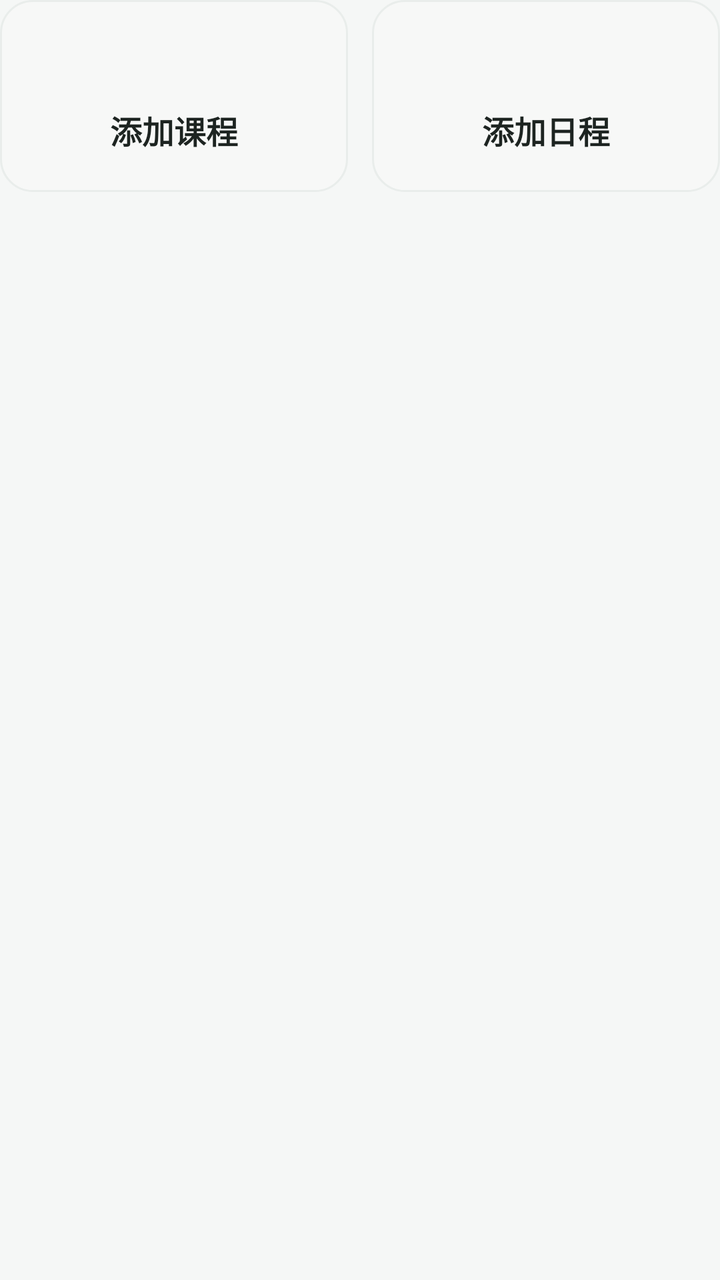
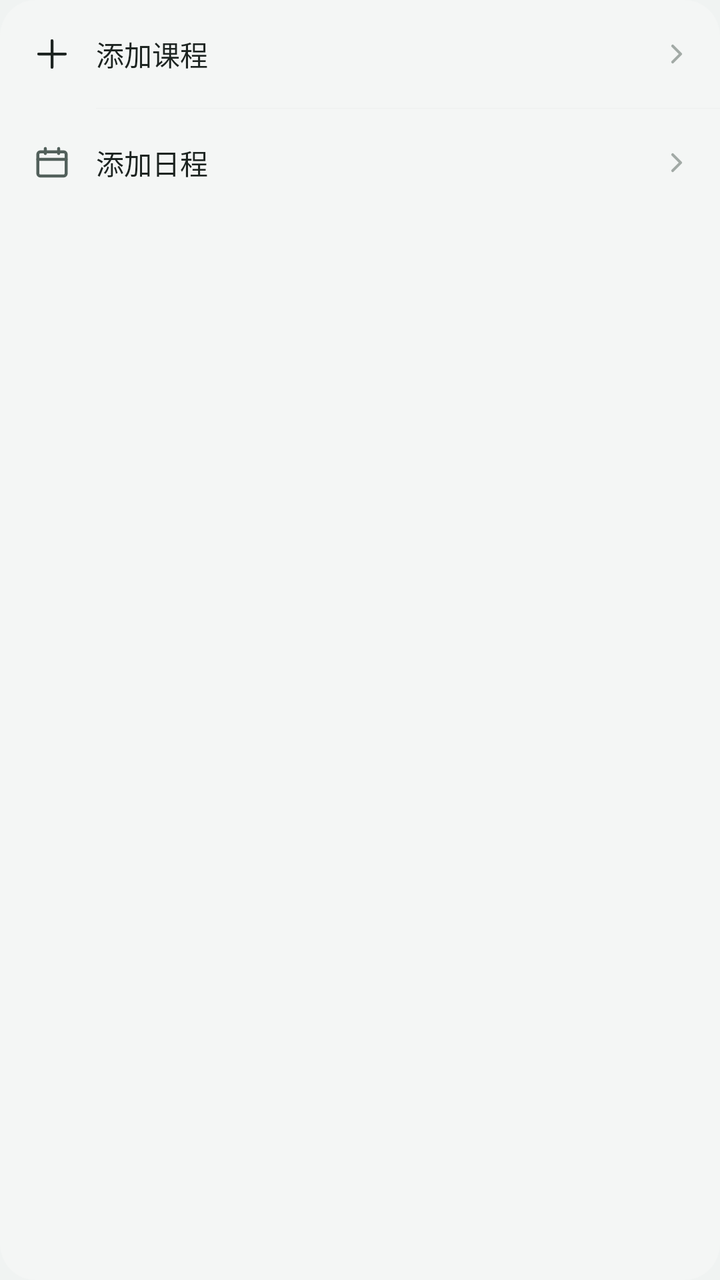

The first picture is an Android layout as it rendered before a commit; the second is the same layout after the commit. The layout source and the unified diff follow.
<!-- AndroidManifest.xml: application theme Theme.Zhusijiao -->
<!-- res/layout/include_add_entry_choices.xml -->
<?xml version="1.0" encoding="utf-8"?>

<LinearLayout xmlns:android="http://schemas.android.com/apk/res/android"
        android:layout_width="match_parent"
        android:layout_height="wrap_content"
        android:layout_marginTop="20dp"
        android:baselineAligned="false"
        android:orientation="horizontal">

        <LinearLayout
            android:id="@+id/addEntryCourse"
            android:layout_width="0dp"
            android:layout_height="wrap_content"
            android:layout_weight="1"
            android:background="@drawable/bg_choice_tile"
            android:clickable="true"
            android:focusable="true"
            android:gravity="center"
            android:minHeight="96dp"
            android:orientation="vertical"
            android:stateListAnimator="@animator/press_scale">

            <View
                android:id="@+id/addEntryCourseSwatch"
                android:layout_width="36dp"
                android:layout_height="24dp" />

            <TextView
                android:layout_width="wrap_content"
                android:layout_height="wrap_content"
                android:layout_marginTop="10dp"
                android:text="@string/course_new_title"
                android:textColor="@color/text_primary"
                android:textSize="@dimen/text_subtitle"
                android:textStyle="bold" />
        </LinearLayout>

        <LinearLayout
            android:id="@+id/addEntryEvent"
            android:layout_width="0dp"
            android:layout_height="wrap_content"
            android:layout_marginStart="12dp"
            android:layout_weight="1"
            android:background="@drawable/bg_choice_tile"
            android:clickable="true"
            android:focusable="true"
            android:gravity="center"
            android:minHeight="96dp"
            android:orientation="vertical"
            android:stateListAnimator="@animator/press_scale">

            <View
                android:id="@+id/addEntryEventSwatch"
                android:layout_width="36dp"
                android:layout_height="24dp" />

            <TextView
                android:layout_width="wrap_content"
                android:layout_height="wrap_content"
                android:layout_marginTop="10dp"
                android:text="@string/event_new_title"
                android:textColor="@color/text_primary"
                android:textSize="@dimen/text_subtitle"
                android:textStyle="bold" />
        </LinearLayout>
    </LinearLayout>
<!-- resources referenced by this layout -->
<resources>
  <dimen name="text_subtitle">16sp</dimen>
  <!-- drawable bg_choice_tile (drawable) -->
  <?xml version="1.0" encoding="utf-8"?>
  <selector xmlns:android="http://schemas.android.com/apk/res/android">
      <item android:state_pressed="true">
          <shape android:shape="rectangle">
              <solid android:color="@color/accent_soft" />
              <stroke android:width="1dp" android:color="@color/card_border_active" />
              <corners android:radius="@dimen/radius_lg" />
          </shape>
      </item>
      <item>
          <shape android:shape="rectangle">
              <solid android:color="@color/background_alt" />
              <stroke android:width="1dp" android:color="@color/line" />
              <corners android:radius="@dimen/radius_lg" />
          </shape>
      </item>
  </selector>
  <color name="accent_soft">#e4f0ec</color>
  <color name="card_border_active">#b7d2c8</color>
  <dimen name="radius_lg">16dp</dimen>
  <color name="background_alt">#f7f8f7</color>
  <color name="line">#e9edeb</color>
  <color name="background">#f5f7f6</color>
  <!-- unchanged entries left out for length: 9 -->
</resources>

<!-- the commit's change to res/layout/include_add_entry_choices.xml (unified diff, before → after) -->
@@ -1,66 +1,50 @@
 <?xml version="1.0" encoding="utf-8"?>
+<LinearLayout xmlns:android="http://schemas.android.com/apk/res/android"
+    android:layout_width="match_parent"
+    android:layout_height="wrap_content"
+    android:layout_marginTop="14dp"
+    android:background="@drawable/bg_sheet_group"
+    android:orientation="vertical">
 
-<LinearLayout xmlns:android="http://schemas.android.com/apk/res/android"
-        android:layout_width="match_parent"
-        android:layout_height="wrap_content"
-        android:layout_marginTop="20dp"
-        android:baselineAligned="false"
-        android:orientation="horizontal">
+    <LinearLayout
+        android:id="@+id/addEntryCourse"
+        style="@style/FormRow"
+        android:clickable="true"
+        android:focusable="true">
 
-        <LinearLayout
-            android:id="@+id/addEntryCourse"
+        <ImageView
+            style="@style/FormRowIcon"
+            android:src="@drawable/ic_menu_add" />
+
+        <TextView
+            style="@style/FormRowLabel"
             android:layout_width="0dp"
-            android:layout_height="wrap_content"
             android:layout_weight="1"
-            android:background="@drawable/bg_choice_tile"
-            android:clickable="true"
-            android:focusable="true"
-            android:gravity="center"
-            android:minHeight="96dp"
-            android:orientation="vertical"
-            android:stateListAnimator="@animator/press_scale">
+            android:text="@string/course_new_title" />
 
-            <View
-                android:id="@+id/addEntryCourseSwatch"
-                android:layout_width="36dp"
-                android:layout_height="24dp" />
+        <TextView style="@style/FormRowChevron" />
+    </LinearLayout>
 
-            <TextView
-                android:layout_width="wrap_content"
-                android:layout_height="wrap_content"
-                android:layout_marginTop="10dp"
-                android:text="@string/course_new_title"
-                android:textColor="@color/text_primary"
-                android:textSize="@dimen/text_subtitle"
-                android:textStyle="bold" />
-        </LinearLayout>
+    <View
+        style="@style/FormDivider"
+        android:layout_marginStart="48dp" />
 
-        <LinearLayout
-            android:id="@+id/addEntryEvent"
+    <LinearLayout
+        android:id="@+id/addEntryEvent"
+        style="@style/FormRow"
+        android:clickable="true"
+        android:focusable="true">
+
+        <ImageView
+            style="@style/FormRowIcon"
+            android:src="@drawable/ic_calendar" />
+
+        <TextView
+            style="@style/FormRowLabel"
             android:layout_width="0dp"
-            android:layout_height="wrap_content"
-            android:layout_marginStart="12dp"
             android:layout_weight="1"
-            android:background="@drawable/bg_choice_tile"
-            android:clickable="true"
-            android:focusable="true"
-            android:gravity="center"
-            android:minHeight="96dp"
-            android:orientation="vertical"
-            android:stateListAnimator="@animator/press_scale">
+            android:text="@string/event_new_title" />
 
-            <View
-                android:id="@+id/addEntryEventSwatch"
-                android:layout_width="36dp"
-                android:layout_height="24dp" />
-
-            <TextView
-                android:layout_width="wrap_content"
-                android:layout_height="wrap_content"
-                android:layout_marginTop="10dp"
-                android:text="@string/event_new_title"
-                android:textColor="@color/text_primary"
-                android:textSize="@dimen/text_subtitle"
-                android:textStyle="bold" />
-        </LinearLayout>
+        <TextView style="@style/FormRowChevron" />
     </LinearLayout>
+</LinearLayout>
<!-- resource entries referenced after the edit -->
@@ -1,30 +1,111 @@
 <!-- resources referenced by this layout -->
 <resources>
-  <dimen name="text_subtitle">16sp</dimen>
-  <!-- drawable bg_choice_tile (drawable) -->
+  <!-- drawable bg_sheet_group (drawable) -->
   <?xml version="1.0" encoding="utf-8"?>
+  <shape xmlns:android="http://schemas.android.com/apk/res/android" android:shape="rectangle">
+      <solid android:color="@color/surface_muted" />
+      <corners android:radius="@dimen/card_radius_lg" />
+  </shape>
+  <!-- drawable ic_calendar (drawable) -->
+  <?xml version="1.0" encoding="utf-8"?>
+  <vector xmlns:android="http://schemas.android.com/apk/res/android"
+      android:width="20dp"
+      android:height="20dp"
+      android:viewportWidth="24"
+      android:viewportHeight="24">
+      <path
+          android:fillColor="@android:color/transparent"
+          android:pathData="M5,5.5H19A1.5,1.5 0,0 1,20.5 7V18.5A1.5,1.5 0,0 1,19 20H5A1.5,1.5 0,0 1,3.5 18.5V7A1.5,1.5 0,0 1,5 5.5Z"
+          android:strokeColor="@color/icon_muted"
+          android:strokeLineCap="round"
+          android:strokeLineJoin="round"
+          android:strokeWidth="1.8" />
+      <path
+          android:fillColor="@android:color/transparent"
+          android:pathData="M8,3.5V6.5M16,3.5V6.5M3.5,10H20.5"
+          android:strokeColor="@color/icon_muted"
+          android:strokeLineCap="round"
+          android:strokeLineJoin="round"
+          android:strokeWidth="1.8" />
+  </vector>
+  <!-- drawable ic_menu_add (drawable) -->
+  <vector xmlns:android="http://schemas.android.com/apk/res/android" android:width="24dp" android:height="24dp" android:viewportWidth="24" android:viewportHeight="24">
+      <path android:fillColor="@android:color/transparent" android:strokeColor="@color/text_primary" android:strokeWidth="1.7" android:strokeLineCap="round" android:strokeLineJoin="round" android:pathData="M12,4v16 M4,12h16" />
+  </vector>
+  <style name="FormDivider">
+          <item name="android:layout_width">match_parent</item>
+          <item name="android:layout_height">1px</item>
+          <item name="android:layout_marginStart">16dp</item>
+          <item name="android:background">@color/divider</item>
+      </style>
+  <style name="FormRow">
+          <item name="android:layout_width">match_parent</item>
+          <item name="android:layout_height">wrap_content</item>
+          <item name="android:minHeight">54dp</item>
+          <item name="android:background">@drawable/bg_menu_row</item>
+          <item name="android:gravity">center_vertical</item>
+          <item name="android:orientation">horizontal</item>
+          <item name="android:paddingStart">16dp</item>
+          <item name="android:paddingEnd">14dp</item>
+          <item name="android:paddingTop">10dp</item>
+          <item name="android:paddingBottom">10dp</item>
+      </style>
+  <style name="FormRowChevron">
+          <item name="android:layout_width">16dp</item>
+          <item name="android:layout_height">16dp</item>
+          <item name="android:layout_marginStart">6dp</item>
+          <item name="android:drawableEnd">@drawable/ic_chevron_right</item>
+          <item name="android:importantForAccessibility">no</item>
+          <item name="android:text" />
+      </style>
+  <style name="FormRowIcon">
+          <item name="android:layout_width">20dp</item>
+          <item name="android:layout_height">20dp</item>
+          <item name="android:layout_marginEnd">12dp</item>
+          <item name="android:importantForAccessibility">no</item>
+      </style>
+  <style name="FormRowLabel">
+          <item name="android:layout_width">wrap_content</item>
+          <item name="android:layout_height">wrap_content</item>
+          <item name="android:layout_marginEnd">12dp</item>
+          <item name="android:textColor">@color/text_primary</item>
+          <item name="android:textSize">@dimen/text_body</item>
+      </style>
+  <color name="surface_muted">#f4f6f5</color>
+  <dimen name="card_radius_lg">@dimen/radius_lg</dimen>
+  <color name="icon_muted">#52605b</color>
+  <color name="divider">#edf0ef</color>
+  <!-- drawable bg_menu_row (drawable) -->
+  <?xml version="1.0" encoding="utf-8"?>
+  
   <selector xmlns:android="http://schemas.android.com/apk/res/android">
       <item android:state_pressed="true">
-          <shape android:shape="rectangle">
-              <solid android:color="@color/accent_soft" />
-              <stroke android:width="1dp" android:color="@color/card_border_active" />
-              <corners android:radius="@dimen/radius_lg" />
-          </shape>
+          <shape android:shape="rectangle"><solid android:color="@color/hover_bg" /></shape>
       </item>
       <item>
-          <shape android:shape="rectangle">
-              <solid android:color="@color/background_alt" />
-              <stroke android:width="1dp" android:color="@color/line" />
-              <corners android:radius="@dimen/radius_lg" />
-          </shape>
+          <shape android:shape="rectangle"><solid android:color="@android:color/transparent" /></shape>
       </item>
   </selector>
-  <color name="accent_soft">#e4f0ec</color>
-  <color name="card_border_active">#b7d2c8</color>
-  <dimen name="radius_lg">16dp</dimen>
-  <color name="background_alt">#f7f8f7</color>
-  <color name="line">#e9edeb</color>
-  <color name="background">#f5f7f6</color>
+  <!-- drawable ic_chevron_right (drawable) -->
+  <?xml version="1.0" encoding="utf-8"?>
+  <vector xmlns:android="http://schemas.android.com/apk/res/android"
+      android:width="16dp"
+      android:height="16dp"
+      android:viewportWidth="24"
+      android:viewportHeight="24">
+      <path
+          android:fillColor="@android:color/transparent"
+          android:pathData="M9.5,6L15.5,12L9.5,18"
+          android:strokeColor="@color/arrow_grey"
+          android:strokeLineCap="round"
+          android:strokeLineJoin="round"
+          android:strokeWidth="2.1" />
+  </vector>
+  <dimen name="text_body">14sp</dimen>
+  <dimen name="radius_lg">18dp</dimen>
+  <color name="hover_bg">#f2f5f4</color>
+  <color name="arrow_grey">#a2aaa6</color>
+  <color name="background">#f0f3f2</color>
   <!-- unchanged entries left out for length: 9 -->
 </resources>
 
